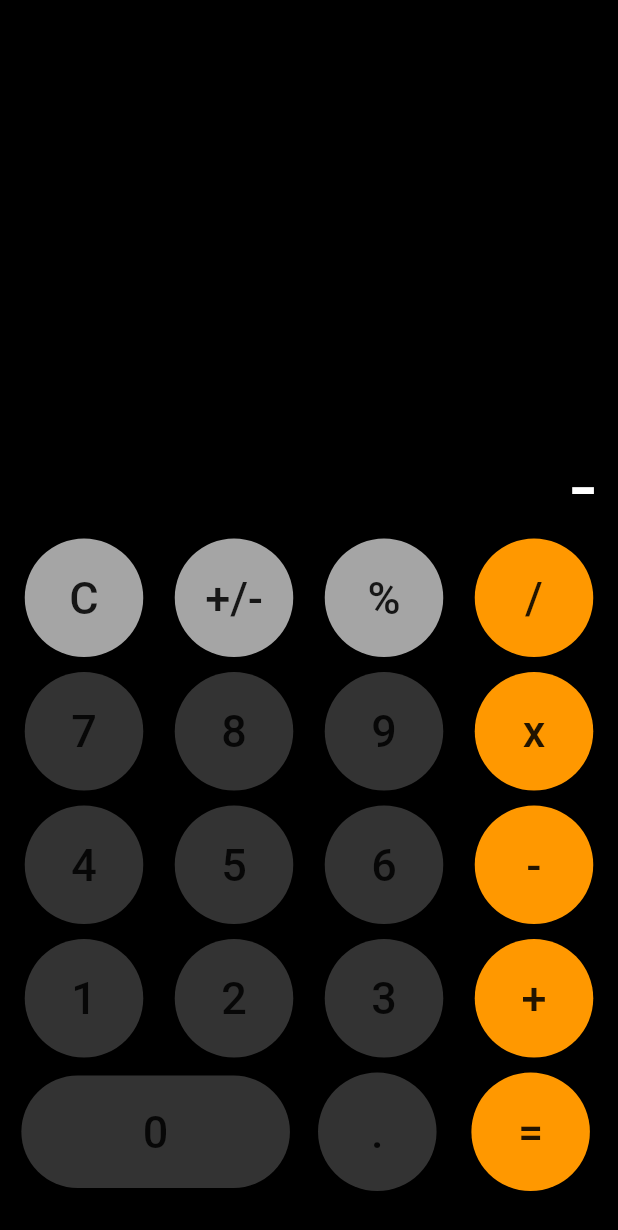
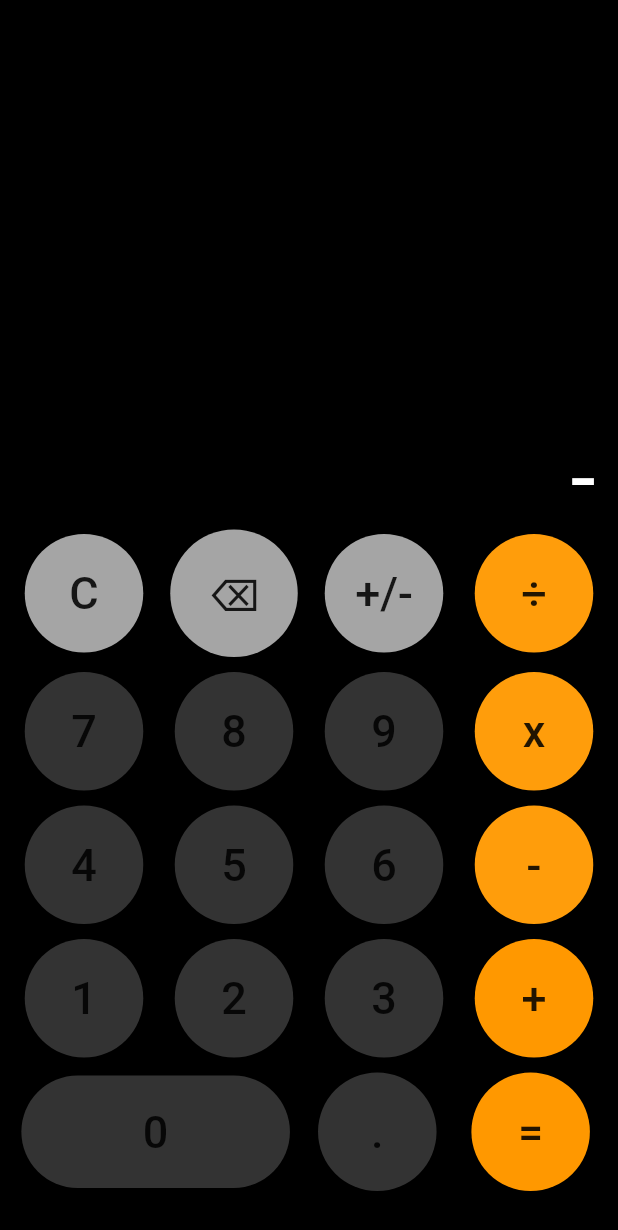
Before and after one commit to Anish2351/simple_calculator, a Flutter app: the screen it shows after launch, after a tap on "+/-", on a phone screen of 412 x 824 dp. Shown: the top 1230 px of the screen. Run offline on Flutter 3.47's test engine with Material 2 defaults, Android fonts, the phone set to English and light mode, and no system bars.

Commit message:
Initial Commit !!

```diff
--- a/lib/main.dart
+++ b/lib/main.dart
@@ -32,14 +32,18 @@ class SimpleCalculatorState extends State<SimpleCalculator> {
       child: RaisedButton(
         child: Text(
           btnText,
-              style: TextStyle(fontSize: 30),
+          style: TextStyle(
+            fontSize: 30,
+          ),
         ),
         onPressed: () {
           calculation(btnText);
         },
         color: color,
         padding: EdgeInsets.all(22.0),
-            shape: CircleBorder()));
+        shape: CircleBorder(),
+      ),
+    );
   } // end of button
 
   Widget btnZero(btnText, Color color) {
@@ -60,7 +64,6 @@ class SimpleCalculatorState extends State<SimpleCalculator> {
 
   Widget build(BuildContext buildCx) {
     return Scaffold(
-      appBar: null,
       backgroundColor: Colors.black,
       body: Container(
         margin: EdgeInsets.only(bottom: 20.0),
@@ -71,7 +74,7 @@ class SimpleCalculatorState extends State<SimpleCalculator> {
               children: <Widget>[
                 Expanded(
                   child: Container(
-                    margin: EdgeInsets.only(right: 15),
+                    padding: EdgeInsets.only(right: 15),
                     child: Text(
                       text,
                       style: TextStyle(
@@ -89,9 +92,9 @@ class SimpleCalculatorState extends State<SimpleCalculator> {
               mainAxisAlignment: MainAxisAlignment.spaceEvenly,
               children: <Widget>[
                 btn('C', const Color(0xffa5a5a5)), // AARRGGBB
+                btn('⌫', const Color(0xffa5a5a5)),
                 btn('+/-', const Color(0xffa5a5a5)),
-                btn('%', const Color(0xffa5a5a5)),
-                btn('/', Colors.orange),
+                btn('÷', Color(0xFFff9d0b)),
               ],
             ),
             Row(
@@ -100,7 +103,7 @@ class SimpleCalculatorState extends State<SimpleCalculator> {
                 btn('7', const Color(0xff333333)),
                 btn('8', const Color(0xff333333)),
                 btn('9', const Color(0xff333333)),
-                btn('x', Colors.orange),
+                btn('x', Color(0xFFff9d0b)),
               ],
             ),
             Row(
@@ -109,7 +112,7 @@ class SimpleCalculatorState extends State<SimpleCalculator> {
                 btn('4', const Color(0xff333333)),
                 btn('5', const Color(0xff333333)),
                 btn('6', const Color(0xff333333)),
-                btn('-', Colors.orange),
+                btn('-', Color(0xFFff9d0b)),
               ],
             ),
             Row(
@@ -141,7 +144,7 @@ class SimpleCalculatorState extends State<SimpleCalculator> {
       numOne = 0;
       numTwo = 0;
       result = '';
-      finalResult = '';
+      finalResult = '0';
       opr = '';
       preOpr = '';
     } else if (opr == '=' && btnText == '=') {
@@ -151,13 +154,13 @@ class SimpleCalculatorState extends State<SimpleCalculator> {
         finalResult = sub();
       } else if (preOpr == 'x') {
         finalResult = mul();
-      } else if (preOpr == '/') {
+      } else if (preOpr == '÷') {
         finalResult = div();
       }
     } else if (btnText == '+' ||
         btnText == '-' ||
         btnText == 'x' ||
-        btnText == '/' ||
+        btnText == '÷' ||
         btnText == '=') {
       if (numOne == 0) {
         numOne = double.parse(result);
@@ -171,14 +174,14 @@ class SimpleCalculatorState extends State<SimpleCalculator> {
         finalResult = sub();
       } else if (opr == 'x') {
         finalResult = mul();
-      } else if (opr == '/') {
+      } else if (opr == '÷') {
         finalResult = div();
       }
       preOpr = opr;
       opr = btnText;
       result = '';
-    } else if (btnText == '%') {
-      result = numOne / 100;
+    } else if (btnText == '⌫') {
+      result = result.toString().substring(0, result.toString().length - 1);
       finalResult = doesContainDecimal(result);
     } else if (btnText == '.') {
       if (!result.toString().contains('.')) {
```
Also changed, not shown: 1 other file. Lines whose indentation alone changed are shown as unchanged.
